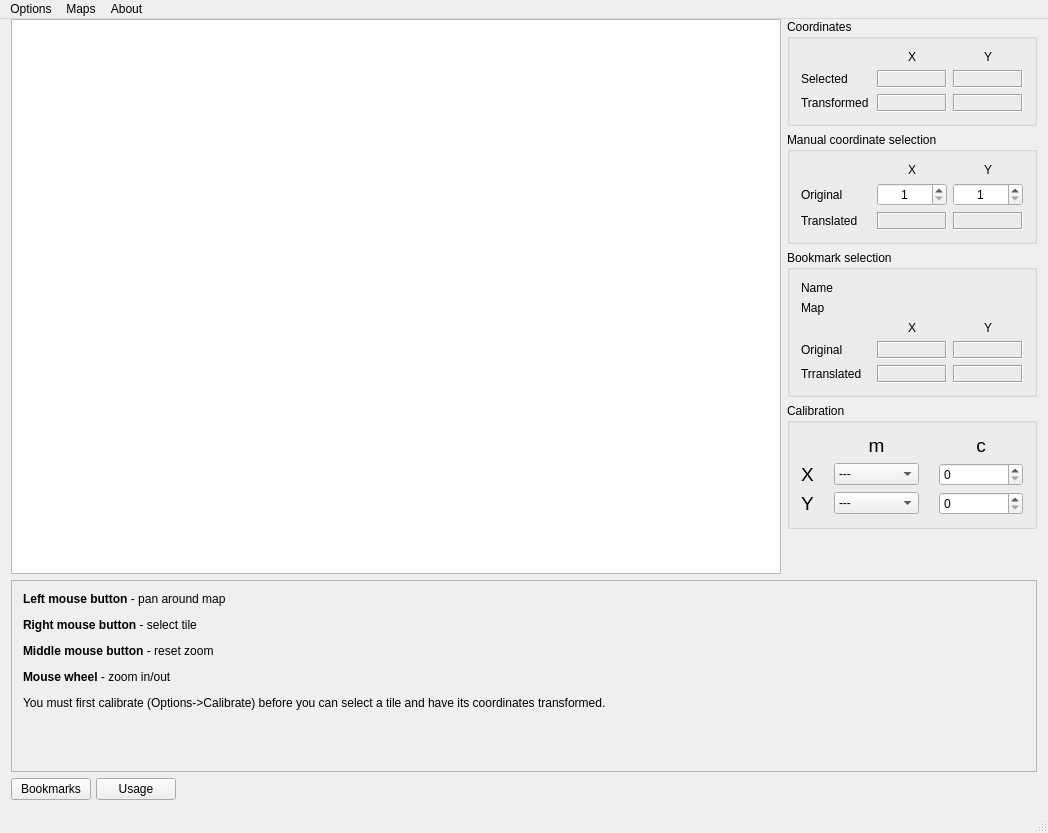
First picture: the form in mainwindow.ui, repository myshak/ss13telesmap, before the edit.
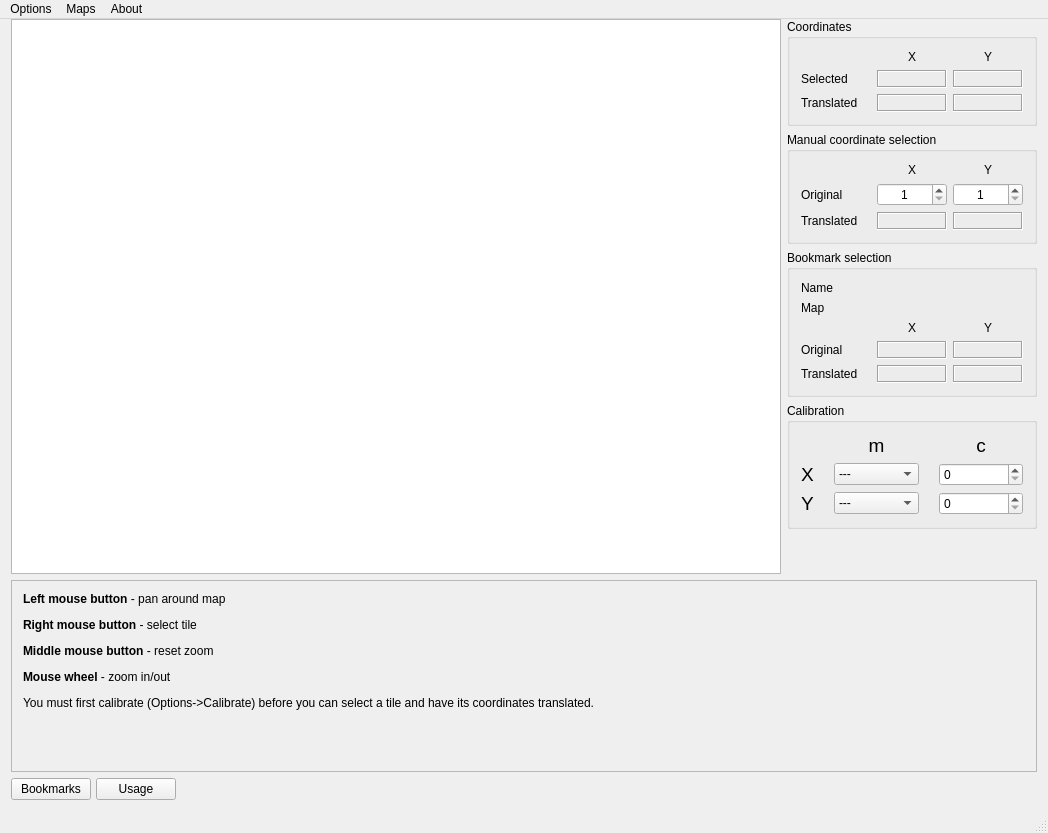
Second picture: the form after the edit. The open tabs and pages were chosen to show the change. Custom widgets are drawn as their Qt base class.

Commit message: Fix inconsistent terminology and a typo.

Patch:
```diff
--- a/mainwindow.ui
+++ b/mainwindow.ui
@@ -193,15 +193,15 @@
                <rect>
                 <x>0</x>
                 <y>0</y>
-                <width>98</width>
-                <height>324</height>
+                <width>1030</width>
+                <height>190</height>
                </rect>
               </property>
               <layout class="QVBoxLayout" name="verticalLayout_3">
                <item>
                 <widget class="QLabel" name="label_9">
                  <property name="text">
-                  <string>&lt;html&gt;&lt;head/&gt;&lt;body&gt;&lt;p&gt;&lt;span style=&quot; font-weight:600;&quot;&gt;Left mouse button&lt;/span&gt; - pan around map&lt;/p&gt;&lt;p&gt;&lt;span style=&quot; font-weight:600;&quot;&gt;Right mouse button&lt;/span&gt; - select tile&lt;/p&gt;&lt;p&gt;&lt;span style=&quot; font-weight:600;&quot;&gt;Middle mouse button&lt;/span&gt; - reset zoom&lt;/p&gt;&lt;p&gt;&lt;span style=&quot; font-weight:600;&quot;&gt;Mouse wheel&lt;/span&gt; - zoom in/out&lt;/p&gt;&lt;p&gt;You must first calibrate (Options-&amp;gt;Calibrate) before you can select a tile and have its coordinates transformed.&lt;/p&gt;&lt;/body&gt;&lt;/html&gt;</string>
+                  <string>&lt;html&gt;&lt;head/&gt;&lt;body&gt;&lt;p&gt;&lt;span style=&quot; font-weight:600;&quot;&gt;Left mouse button&lt;/span&gt; - pan around map&lt;/p&gt;&lt;p&gt;&lt;span style=&quot; font-weight:600;&quot;&gt;Right mouse button&lt;/span&gt; - select tile&lt;/p&gt;&lt;p&gt;&lt;span style=&quot; font-weight:600;&quot;&gt;Middle mouse button&lt;/span&gt; - reset zoom&lt;/p&gt;&lt;p&gt;&lt;span style=&quot; font-weight:600;&quot;&gt;Mouse wheel&lt;/span&gt; - zoom in/out&lt;/p&gt;&lt;p&gt;You must first calibrate (Options-&amp;gt;Calibrate) before you can select a tile and have its coordinates translated.&lt;/p&gt;&lt;/body&gt;&lt;/html&gt;</string>
                  </property>
                  <property name="alignment">
                   <set>Qt::AlignLeading|Qt::AlignLeft|Qt::AlignTop</set>
@@ -344,7 +344,7 @@
        <item row="2" column="0">
         <widget class="QLabel" name="label_7">
          <property name="text">
-          <string>Transformed</string>
+          <string>Translated</string>
          </property>
         </widget>
        </item>
@@ -554,7 +554,7 @@
        <item row="5" column="0">
         <widget class="QLabel" name="label_15">
          <property name="text">
-          <string>Trranslated</string>
+          <string>Translated</string>
          </property>
         </widget>
        </item>
```
